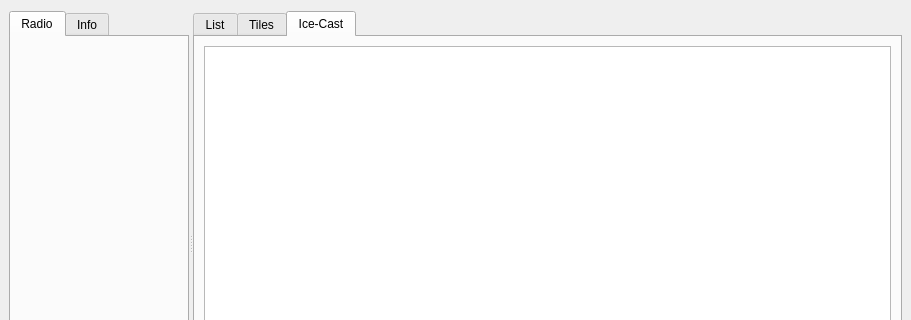
Above: mainwindow.ui from grzesiekkedzior/TuneScape before the change; both pictures show x 0 to 911 and y 0 to 320 of the 911 by 552 pixel window. Below: the same form after it.
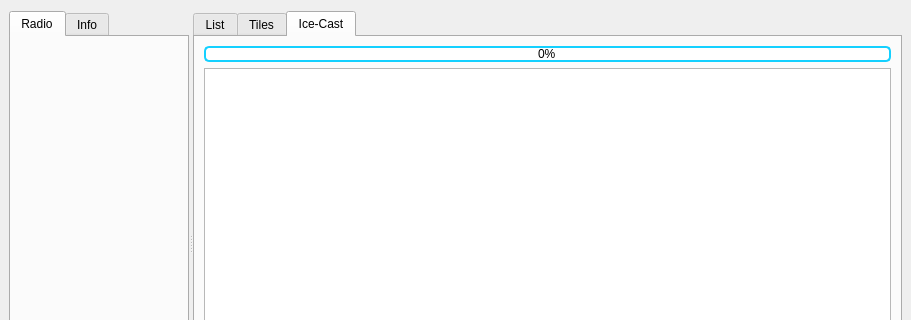
That is the form after the change. The open tabs and pages were chosen to show the change. Icons and pictures are not drawn.

Diff of the .ui file:
```diff
--- a/mainwindow.ui
+++ b/mainwindow.ui
@@ -707,6 +707,23 @@
              <string>Ice-Cast</string>
             </attribute>
             <layout class="QVBoxLayout" name="verticalLayout_7">
+             <item>
+              <widget class="QProgressBar" name="iceCastprogressBar">
+               <property name="styleSheet">
+                <string notr="true">QProgressBar {
+    border: 2px solid #14D0FF;
+    border-radius: 5px;
+    text-align: center;    height: 6px;
+}
+QProgressBar::chunk {
+    background-color: qlineargradient(spread:reflect, x1:0, y1:0, x2:0.5, y2:0, stop:0 white, stop:1 #14D0FF);
+}</string>
+               </property>
+               <property name="value">
+                <number>0</number>
+               </property>
+              </widget>
+             </item>
              <item>
               <widget class="QTableWidget" name="icecastTable">
                <property name="sizePolicy">
```
Left out of the diff: 4 changed lines with no effect on the pictures.
